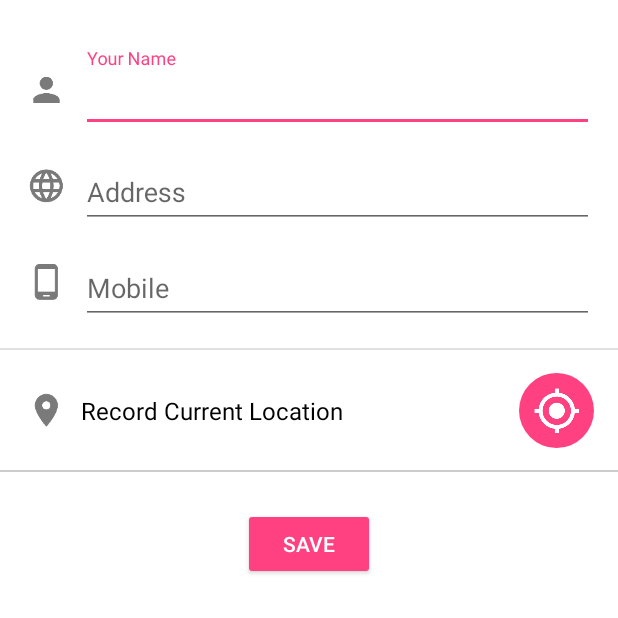
After one commit to AhmedEzio47/Pharmacy, an Android app: the UserSetup_SettingsActivity screen opened directly, with no data from a screen before it, on a phone screen of 412 x 824 dp, the top half of it. The commit adds this screen. Run offline under Robolectric (Android 15) with nearby library versions, the phone set to English and light mode, and no system bars; our stand-ins replace Firebase (no records; nobody signed in at launch, a user with empty details on screens opened directly); libraries missing offline, so code that uses them is left out: com.shashank.sony; Roboto replaces fonts that are not available here.

Commit message:
Started adding users to the system.

```diff
--- a/app/src/main/AndroidManifest.xml
+++ b/app/src/main/AndroidManifest.xml
@@ -13,8 +13,10 @@
         android:roundIcon="@mipmap/ic_launcher_round"
         android:supportsRtl="true"
         android:theme="@style/AppTheme">
-        <activity android:name=".Activities.ViewPharmacyActivity"></activity>
-        <activity android:name=".Activities.UserSearchActivity"
+        <activity android:name=".Activities.UserSetup_SettingsActivity"></activity>
+        <activity android:name=".Activities.ViewPharmacyActivity" />
+        <activity
+            android:name=".Activities.UserSearchActivity"
             android:launchMode="singleTop">
             <intent-filter>
                 <action android:name="android.intent.action.SEARCH" />
--- /dev/null
+++ b/app/src/main/java/nabil/ahmed/pharmacy/Activities/UserSetup_SettingsActivity.java
@@ -0,0 +1,209 @@
+package nabil.ahmed.pharmacy.Activities;
+
+import android.content.Context;
+import android.content.DialogInterface;
+import android.content.Intent;
+import android.content.pm.PackageManager;
+import android.location.Location;
+import android.location.LocationManager;
+import android.os.Build;
+import android.support.annotation.NonNull;
+import android.support.design.widget.TextInputLayout;
+import android.support.v4.app.ActivityCompat;
+import android.support.v4.content.ContextCompat;
+import android.support.v7.app.AlertDialog;
+import android.support.v7.app.AppCompatActivity;
+import android.os.Bundle;
+import android.text.TextUtils;
+import android.view.View;
+import android.widget.Button;
+import android.widget.ImageButton;
+import android.widget.Switch;
+import android.widget.Toast;
+
+import com.google.android.gms.location.FusedLocationProviderClient;
+import com.google.android.gms.location.LocationServices;
+import com.google.android.gms.tasks.OnCompleteListener;
+import com.google.android.gms.tasks.Task;
+import com.google.firebase.auth.FirebaseAuth;
+import com.google.firebase.firestore.DocumentSnapshot;
+import com.google.firebase.firestore.FirebaseFirestore;
+import com.google.firebase.firestore.GeoPoint;
+import com.shashank.sony.fancytoastlib.FancyToast;
+
+import nabil.ahmed.pharmacy.DatabaseModels.Pharmacy;
+import nabil.ahmed.pharmacy.DatabaseModels.User;
+import nabil.ahmed.pharmacy.MainActivity;
+import nabil.ahmed.pharmacy.R;
+
+public class UserSetup_SettingsActivity extends AppCompatActivity {
+
+    private FusedLocationProviderClient fusedLocationClient;
+    private TextInputLayout mUserName;
+    private TextInputLayout mUserAddress;
+    private TextInputLayout mUserMobile;
+    private Button mSaveBtn;
+    private ImageButton mLocationBtn;
+    private FirebaseFirestore db = FirebaseFirestore.getInstance();
+    private String uid = FirebaseAuth.getInstance().getCurrentUser().getUid();
+    private Location mUserHomeLocation;
+
+    @Override
+    protected void onCreate(Bundle savedInstanceState) {
+        super.onCreate(savedInstanceState);
+        setContentView(R.layout.activity_user_setup__settings);
+
+        fusedLocationClient = LocationServices.getFusedLocationProviderClient(UserSetup_SettingsActivity.this);
+
+        mUserName = findViewById(R.id.user_setup_name);
+        mUserAddress = findViewById(R.id.user_setup_address);
+        mUserMobile = findViewById(R.id.user_setup_mobile);
+        mLocationBtn = findViewById(R.id.user_setup_location_btn);
+        mSaveBtn = findViewById(R.id.user_setup_save_btn);
+
+        getUserData();
+
+        mLocationBtn.setOnClickListener(new View.OnClickListener() {
+            @Override
+            public void onClick(View v) {
+                getCurrentLocation();
+            }
+        });
+
+        mSaveBtn.setOnClickListener(new View.OnClickListener() {
+            @Override
+            public void onClick(View v) {
+                String userName = mUserName.getEditText().getText().toString();
+                String userAddress = mUserAddress.getEditText().getText().toString();
+                String userMobile = mUserMobile.getEditText().getText().toString();
+
+                if(TextUtils.isEmpty(userName)){
+                    Toast.makeText(UserSetup_SettingsActivity.this, "Please choose a name.", Toast.LENGTH_SHORT).show();
+                }
+
+                else{
+                    User user = new User();
+                    user.name = userName;
+                    user.address = userAddress;
+                    user.mobile = userMobile;
+
+                    if(mUserHomeLocation != null)
+                        user.location = new GeoPoint(mUserHomeLocation.getLatitude(), mUserHomeLocation.getLongitude());
+
+                    addUser(user);
+
+                }
+
+            }
+        });
+    }
+
+    private void getUserData() {
+        db.collection("users").document(uid).get().addOnCompleteListener(new OnCompleteListener<DocumentSnapshot>() {
+            @Override
+            public void onComplete(@NonNull Task<DocumentSnapshot> task) {
+                if(task.isSuccessful()){
+                    if(task.getResult().exists()){
+                        Pharmacy pharmacy = task.getResult().toObject(Pharmacy.class);
+                        mUserName.getEditText().setText(pharmacy.name);
+                        mUserAddress.getEditText().setText(pharmacy.address);
+                        mUserMobile.getEditText().setText(pharmacy.mobile);
+                        if(pharmacy.location != null){
+                            mUserHomeLocation = new Location("userHomeLocation");
+                            mUserHomeLocation.setLatitude(pharmacy.location.getLatitude());
+                            mUserHomeLocation.setLongitude(pharmacy.location.getLongitude());
+                        }
+
+                    }
+
+                }
+
+            }
+        });
+    }
+
+    private void addUser(User user){
+        db.collection("users").document(uid).set(user).addOnCompleteListener(new OnCompleteListener<Void>() {
+            @Override
+            public void onComplete(@NonNull Task<Void> task) {
+                if(task.isSuccessful()){
+                    Toast.makeText(UserSetup_SettingsActivity.this, "Saved Successfully.",
+                            Toast.LENGTH_SHORT).show();
+                    sendToUserSearch();
+                }
+
+                else {
+                    Toast.makeText(UserSetup_SettingsActivity.this, task.getException().getMessage(),
+                            Toast.LENGTH_SHORT).show();
+                }
+
+            }
+        });
+    }
+
+    private void getCurrentLocation(){
+
+
+        fusedLocationClient = LocationServices.getFusedLocationProviderClient(UserSetup_SettingsActivity.this);
+
+        if ( Build.VERSION.SDK_INT >= 23 &&
+                ContextCompat.checkSelfPermission( UserSetup_SettingsActivity.this, android.Manifest.permission.ACCESS_FINE_LOCATION ) != PackageManager.PERMISSION_GRANTED &&
+                ContextCompat.checkSelfPermission( UserSetup_SettingsActivity.this, android.Manifest.permission.ACCESS_COARSE_LOCATION) != PackageManager.PERMISSION_GRANTED) {
+            ActivityCompat.requestPermissions( UserSetup_SettingsActivity.this, new String[] {  android.Manifest.permission.ACCESS_COARSE_LOCATION  },
+                    100 );
+        }
+        else{
+
+            final LocationManager manager = (LocationManager) getSystemService( Context.LOCATION_SERVICE );
+
+            if ( !manager.isProviderEnabled( LocationManager.GPS_PROVIDER ) ) {
+                buildAlertMessageNoGps();
+            }
+
+            fusedLocationClient.getLastLocation()
+                    .addOnCompleteListener(new OnCompleteListener<Location>() {
+                        @Override
+                        public void onComplete(@NonNull Task<Location> task) {
+
+                            if(task.isSuccessful()){
+                                if(task.getResult() != null){
+                                    FancyToast.makeText(UserSetup_SettingsActivity.this, "Location acquired: "
+                                            , FancyToast.LENGTH_LONG, FancyToast.SUCCESS, false).show();
+                                    mUserHomeLocation = task.getResult();
+
+                                }
+                            }
+
+                            else {
+                                FancyToast.makeText(UserSetup_SettingsActivity.this,task.getException().getMessage()
+                                        , FancyToast.LENGTH_LONG, FancyToast.ERROR, false).show();
+                            }
+                        }
+                    });
+        }
+    }
+
+    private  void buildAlertMessageNoGps() {
+        final AlertDialog.Builder builder = new AlertDialog.Builder(UserSetup_SettingsActivity.this);
+        builder.setMessage("Your GPS seems to be disabled, do you want to enable it?")
+                .setCancelable(false)
+                .setPositiveButton("Yes", new DialogInterface.OnClickListener() {
+                    public void onClick(@SuppressWarnings("unused") final DialogInterface dialog, @SuppressWarnings("unused") final int id) {
+                        startActivity(new Intent(android.provider.Settings.ACTION_LOCATION_SOURCE_SETTINGS));
+                    }
+                })
+                .setNegativeButton("No", new DialogInterface.OnClickListener() {
+                    public void onClick(final DialogInterface dialog, @SuppressWarnings("unused") final int id) {
+                        dialog.cancel();
+                    }
+                });
+        final AlertDialog alert = builder.create();
+        alert.show();
+    }
+
+    private void sendToUserSearch() {
+        Intent intent = new Intent(UserSetup_SettingsActivity.this, UserSearchActivity.class);
+        startActivity(intent);
+        finish();
+    }
+}
--- a/app/src/main/java/nabil/ahmed/pharmacy/Helpers/StaticVariables.java
+++ b/app/src/main/java/nabil/ahmed/pharmacy/Helpers/StaticVariables.java
@@ -4,4 +4,9 @@ public class StaticVariables {
     public static String primaryQuery;
     public static boolean userSearch = false;
 
+    public static final String USER_OR_PHARMACY = "USER_OR_PHARMACY";
+    public static final String USER = "USER";
+    public static final String PHARMACY = "PHARMACY";
+    public static String currentUserType;
+
 }
--- /dev/null
+++ b/app/src/main/res/layout/activity_user_setup__settings.xml
@@ -0,0 +1,179 @@
+<?xml version="1.0" encoding="utf-8"?>
+
+<android.support.constraint.ConstraintLayout xmlns:android="http://schemas.android.com/apk/res/android"
+    xmlns:app="http://schemas.android.com/apk/res-auto"
+    xmlns:tools="http://schemas.android.com/tools"
+    android:layout_width="match_parent"
+    android:layout_height="match_parent"
+    android:background="@android:color/white"
+    tools:context=".Activities.Setup_SettingsActivity">
+
+    <android.support.design.widget.TextInputLayout
+        android:id="@+id/user_setup_name"
+        android:layout_width="0dp"
+        android:layout_height="wrap_content"
+        android:layout_marginStart="8dp"
+        android:layout_marginLeft="8dp"
+        android:layout_marginTop="32dp"
+        android:layout_marginEnd="16dp"
+        android:layout_marginRight="16dp"
+        app:layout_constraintEnd_toEndOf="parent"
+        app:layout_constraintStart_toEndOf="@+id/imageView"
+        app:layout_constraintTop_toTopOf="parent">
+
+        <android.support.design.widget.TextInputEditText
+            android:layout_width="match_parent"
+            android:layout_height="wrap_content"
+            android:hint="@string/user_setup_name_hint" />
+    </android.support.design.widget.TextInputLayout>
+
+
+    <android.support.design.widget.TextInputLayout
+        android:id="@+id/user_setup_address"
+        android:layout_width="0dp"
+        android:layout_height="wrap_content"
+        android:layout_marginStart="8dp"
+        android:layout_marginLeft="8dp"
+        android:layout_marginTop="8dp"
+        android:layout_marginEnd="16dp"
+        android:layout_marginRight="16dp"
+        app:layout_constraintEnd_toEndOf="parent"
+        app:layout_constraintStart_toEndOf="@+id/imageView2"
+        app:layout_constraintTop_toBottomOf="@+id/user_setup_name">
+
+        <android.support.design.widget.TextInputEditText
+            android:layout_width="match_parent"
+            android:layout_height="wrap_content"
+            android:hint="@string/setup_pharmacy_address"
+            android:inputType="textMultiLine" />
+    </android.support.design.widget.TextInputLayout>
+
+    <Button
+        android:id="@+id/user_setup_save_btn"
+        android:layout_width="wrap_content"
+        android:layout_height="wrap_content"
+        android:layout_marginStart="8dp"
+        android:layout_marginLeft="8dp"
+        android:layout_marginTop="24dp"
+        android:layout_marginEnd="8dp"
+        android:layout_marginRight="8dp"
+        android:backgroundTint="@color/colorAccent"
+        android:text="@string/setup_save_btn_text"
+        android:textColor="@color/colorMainTextLight"
+        app:layout_constraintEnd_toEndOf="parent"
+        app:layout_constraintStart_toStartOf="parent"
+        app:layout_constraintTop_toBottomOf="@+id/divider" />
+
+    <ImageButton
+        android:id="@+id/user_setup_location_btn"
+        android:layout_width="50dp"
+        android:layout_height="50dp"
+        android:layout_marginEnd="16dp"
+        android:layout_marginRight="16dp"
+        android:background="@drawable/circle_shape_accent"
+        app:layout_constraintBottom_toTopOf="@+id/divider"
+        app:layout_constraintEnd_toEndOf="parent"
+        app:layout_constraintTop_toBottomOf="@+id/divider3"
+        app:srcCompat="@mipmap/position_btn" />
+
+    <TextView
+        android:id="@+id/textView6"
+        android:layout_width="wrap_content"
+        android:layout_height="wrap_content"
+
+        android:layout_marginStart="8dp"
+        android:layout_marginLeft="8dp"
+        android:text="@string/setup_record_position_text"
+        android:textColor="@color/colorMainTextDark"
+        android:textSize="16sp"
+        app:layout_constraintBottom_toTopOf="@+id/divider"
+        app:layout_constraintStart_toEndOf="@+id/imageView7"
+        app:layout_constraintTop_toBottomOf="@+id/divider3"
+        app:layout_constraintVertical_bias="0.508" />
+
+    <View
+        android:id="@+id/divider"
+        android:layout_width="0dp"
+        android:layout_height="1dp"
+        android:layout_marginTop="80dp"
+        android:background="@color/divider"
+        app:layout_constraintEnd_toEndOf="parent"
+        app:layout_constraintStart_toStartOf="parent"
+        app:layout_constraintTop_toBottomOf="@+id/divider3" />
+
+    <View
+        android:id="@+id/divider3"
+        android:layout_width="0dp"
+        android:layout_height="1dp"
+        android:layout_marginTop="16dp"
+        android:background="?android:attr/listDivider"
+        app:layout_constraintEnd_toEndOf="parent"
+        app:layout_constraintHorizontal_bias="0.0"
+        app:layout_constraintStart_toStartOf="parent"
+        app:layout_constraintTop_toBottomOf="@+id/user_setup_mobile" />
+
+    <android.support.design.widget.TextInputLayout
+        android:id="@+id/user_setup_mobile"
+        android:layout_width="0dp"
+        android:layout_height="wrap_content"
+        android:layout_marginStart="8dp"
+        android:layout_marginLeft="8dp"
+        android:layout_marginTop="8dp"
+        android:layout_marginEnd="16dp"
+        android:layout_marginRight="16dp"
+        app:layout_constraintEnd_toEndOf="parent"
+        app:layout_constraintStart_toEndOf="@+id/imageView5"
+        app:layout_constraintTop_toBottomOf="@+id/user_setup_address">
+
+        <android.support.design.widget.TextInputEditText
+            android:layout_width="match_parent"
+            android:layout_height="wrap_content"
+            android:hint="@string/setup_pharmacy_mobile"
+            android:inputType="number" />
+    </android.support.design.widget.TextInputLayout>
+
+    <ImageView
+        android:id="@+id/imageView"
+        android:layout_width="30dp"
+        android:layout_height="40dp"
+        android:layout_marginStart="16dp"
+        android:layout_marginLeft="16dp"
+        android:layout_marginTop="40dp"
+        app:layout_constraintStart_toStartOf="parent"
+        app:layout_constraintTop_toTopOf="parent"
+        app:srcCompat="@mipmap/person_icon" />
+
+    <ImageView
+        android:id="@+id/imageView2"
+        android:layout_width="30dp"
+        android:layout_height="40dp"
+        android:layout_marginStart="16dp"
+        android:layout_marginLeft="16dp"
+        android:layout_marginTop="24dp"
+        app:layout_constraintStart_toStartOf="parent"
+        app:layout_constraintTop_toBottomOf="@+id/imageView"
+        app:srcCompat="@mipmap/address_icon" />
+
+    <ImageView
+        android:id="@+id/imageView5"
+        android:layout_width="30dp"
+        android:layout_height="40dp"
+        android:layout_marginStart="16dp"
+        android:layout_marginLeft="16dp"
+        android:layout_marginTop="24dp"
+        app:layout_constraintStart_toStartOf="parent"
+        app:layout_constraintTop_toBottomOf="@+id/imageView2"
+        app:srcCompat="@mipmap/mobile_icon" />
+
+    <ImageView
+        android:id="@+id/imageView7"
+        android:layout_width="30dp"
+        android:layout_height="30dp"
+        android:layout_marginStart="16dp"
+        android:layout_marginLeft="16dp"
+        app:layout_constraintBottom_toTopOf="@+id/divider"
+        app:layout_constraintStart_toStartOf="parent"
+        app:layout_constraintTop_toBottomOf="@+id/divider3"
+        app:srcCompat="@mipmap/location_icon" />
+
+</android.support.constraint.ConstraintLayout>
--- a/app/src/main/res/values/strings.xml
+++ b/app/src/main/res/values/strings.xml
@@ -5,7 +5,7 @@
     <string name="hello_blank_fragment">Hello blank fragment</string>
     <string name="bottom_nav_scan">Scan</string>
     <string name="bottom_nav_search">Search</string>
-    <string name="login_email_hint">Email</string>
+    <string name="login_email_hint">Pharmacy Email</string>
     <string name="login_enter_search">Search for a drug</string>
     <string name="login_is_pharmacy_text">Are you a pharmacy?</string>
     <string name="login_pharmacy_text">Login</string>
@@ -50,4 +50,5 @@
     <string name="view_pharmacy_add_to_cart">Add item to cart</string>
     <string name="start_pharmacy_login">Pharmacy Log In</string>
     <string name="start_pharmacy_register">Or Register A New Account</string>
+    <string name="user_setup_name_hint">Your Name</string>
 </resources>
```
Also changed, not shown: app/src/main/java/nabil/ahmed/pharmacy/Activities/LoginActivity.java (+18 -1 lines), app/src/main/java/nabil/ahmed/pharmacy/Activities/RegisterActivity.java (+16 -1 lines), app/src/main/java/nabil/ahmed/pharmacy/Activities/ViewPharmacyActivity.java (+21 -2 lines), app/src/main/java/nabil/ahmed/pharmacy/DatabaseModels/User.java (added, +10 -0 lines), app/src/main/res/layout/fragment_search_primary.xml (+13 -16 lines), app/src/main/res/layout/fragment_search_primary_user.xml (+6 -6 lines), 1 other file.
